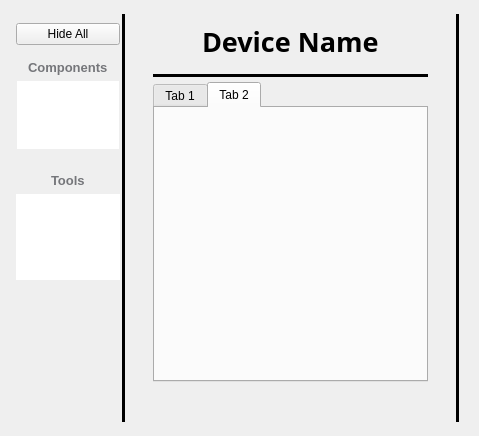
First picture: the form in typhon/ui/base.ui, repository pcdshub/typhos, before the edit.
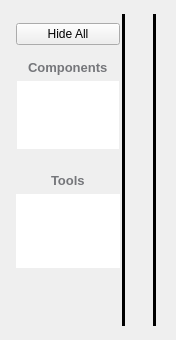
Second picture: the form after the edit.

Commit message: UI: Strip signal panel placeholders from base app

```diff
--- a/typhon/ui/base.ui
+++ b/typhon/ui/base.ui
@@ -261,162 +261,6 @@
      </layout>
     </widget>
    </item>
-   <item alignment="Qt::AlignTop">
-    <widget class="QWidget" name="main_widget" native="true">
-     <property name="sizePolicy">
-      <sizepolicy hsizetype="Preferred" vsizetype="Preferred">
-       <horstretch>0</horstretch>
-       <verstretch>0</verstretch>
-      </sizepolicy>
-     </property>
-     <property name="maximumSize">
-      <size>
-       <width>450</width>
-       <height>16777215</height>
-      </size>
-     </property>
-     <layout class="QVBoxLayout" name="main_layout" stretch="0,0,0,0">
-      <property name="spacing">
-       <number>5</number>
-      </property>
-      <property name="sizeConstraint">
-       <enum>QLayout::SetFixedSize</enum>
-      </property>
-      <item>
-       <widget class="QFrame" name="title_frame">
-        <property name="sizePolicy">
-         <sizepolicy hsizetype="Preferred" vsizetype="Fixed">
-          <horstretch>0</horstretch>
-          <verstretch>0</verstretch>
-         </sizepolicy>
-        </property>
-        <property name="frameShape">
-         <enum>QFrame::NoFrame</enum>
-        </property>
-        <property name="frameShadow">
-         <enum>QFrame::Plain</enum>
-        </property>
-        <property name="lineWidth">
-         <number>3</number>
-        </property>
-        <property name="midLineWidth">
-         <number>1</number>
-        </property>
-        <layout class="QHBoxLayout" name="title_layout">
-         <item>
-          <spacer name="horizontalSpacer_2">
-           <property name="orientation">
-            <enum>Qt::Horizontal</enum>
-           </property>
-           <property name="sizeHint" stdset="0">
-            <size>
-             <width>40</width>
-             <height>20</height>
-            </size>
-           </property>
-          </spacer>
-         </item>
-         <item>
-          <widget class="QLabel" name="name_label">
-           <property name="font">
-            <font>
-             <family>Sans Serif</family>
-             <pointsize>20</pointsize>
-             <weight>75</weight>
-             <bold>true</bold>
-            </font>
-           </property>
-           <property name="text">
-            <string>Device Name</string>
-           </property>
-          </widget>
-         </item>
-         <item>
-          <spacer name="horizontalSpacer">
-           <property name="orientation">
-            <enum>Qt::Horizontal</enum>
-           </property>
-           <property name="sizeHint" stdset="0">
-            <size>
-             <width>40</width>
-             <height>20</height>
-            </size>
-           </property>
-          </spacer>
-         </item>
-        </layout>
-       </widget>
-      </item>
-      <item>
-       <widget class="QFrame" name="underline">
-        <property name="autoFillBackground">
-         <bool>false</bool>
-        </property>
-        <property name="styleSheet">
-         <string notr="true"/>
-        </property>
-        <property name="frameShape">
-         <enum>QFrame::HLine</enum>
-        </property>
-        <property name="frameShadow">
-         <enum>QFrame::Plain</enum>
-        </property>
-        <property name="lineWidth">
-         <number>10</number>
-        </property>
-       </widget>
-      </item>
-      <item>
-       <widget class="QTabWidget" name="signal_tab">
-        <property name="minimumSize">
-         <size>
-          <width>0</width>
-          <height>300</height>
-         </size>
-        </property>
-        <property name="tabPosition">
-         <enum>QTabWidget::North</enum>
-        </property>
-        <property name="tabShape">
-         <enum>QTabWidget::Rounded</enum>
-        </property>
-        <property name="currentIndex">
-         <number>1</number>
-        </property>
-        <property name="elideMode">
-         <enum>Qt::ElideNone</enum>
-        </property>
-        <property name="tabBarAutoHide">
-         <bool>false</bool>
-        </property>
-        <widget class="QWidget" name="tab">
-         <attribute name="title">
-          <string>Tab 1</string>
-         </attribute>
-        </widget>
-        <widget class="QWidget" name="tab_2">
-         <attribute name="title">
-          <string>Tab 2</string>
-         </attribute>
-        </widget>
-       </widget>
-      </item>
-      <item>
-       <spacer name="verticalSpacer">
-        <property name="orientation">
-         <enum>Qt::Vertical</enum>
-        </property>
-        <property name="sizeHint" stdset="0">
-         <size>
-          <width>20</width>
-          <height>40</height>
-         </size>
-        </property>
-       </spacer>
-      </item>
-     </layout>
-    </widget>
-   </item>
    <item>
     <widget class="QWidget" name="subwindow" native="true">
      <property name="baseSize">
```
